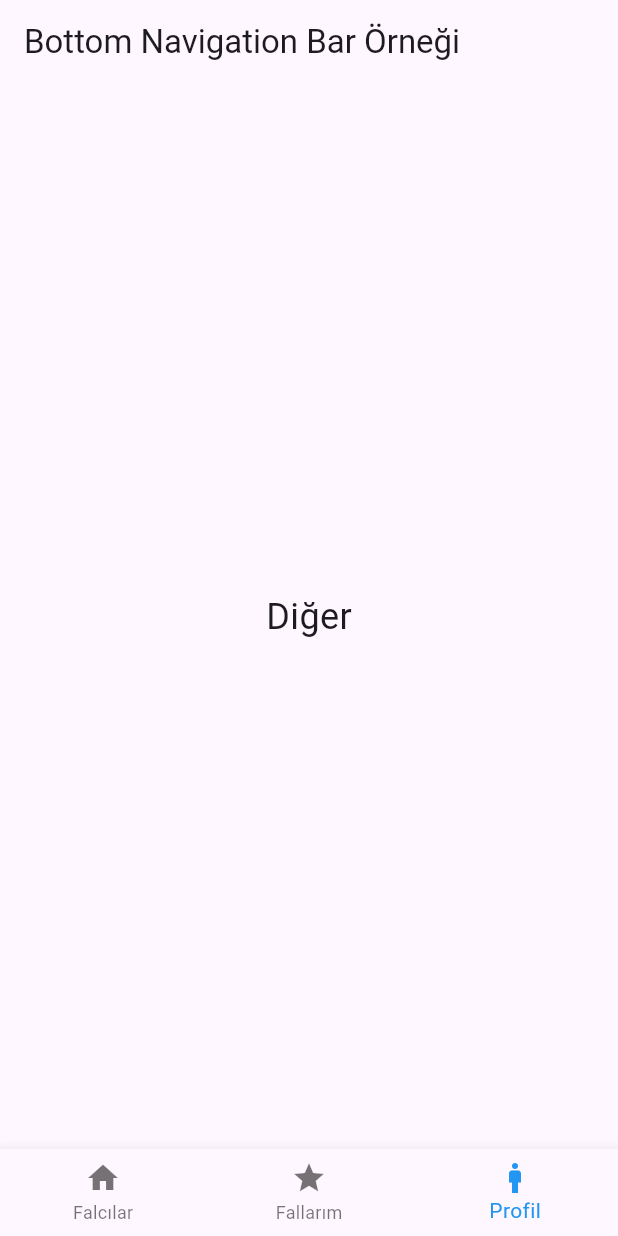
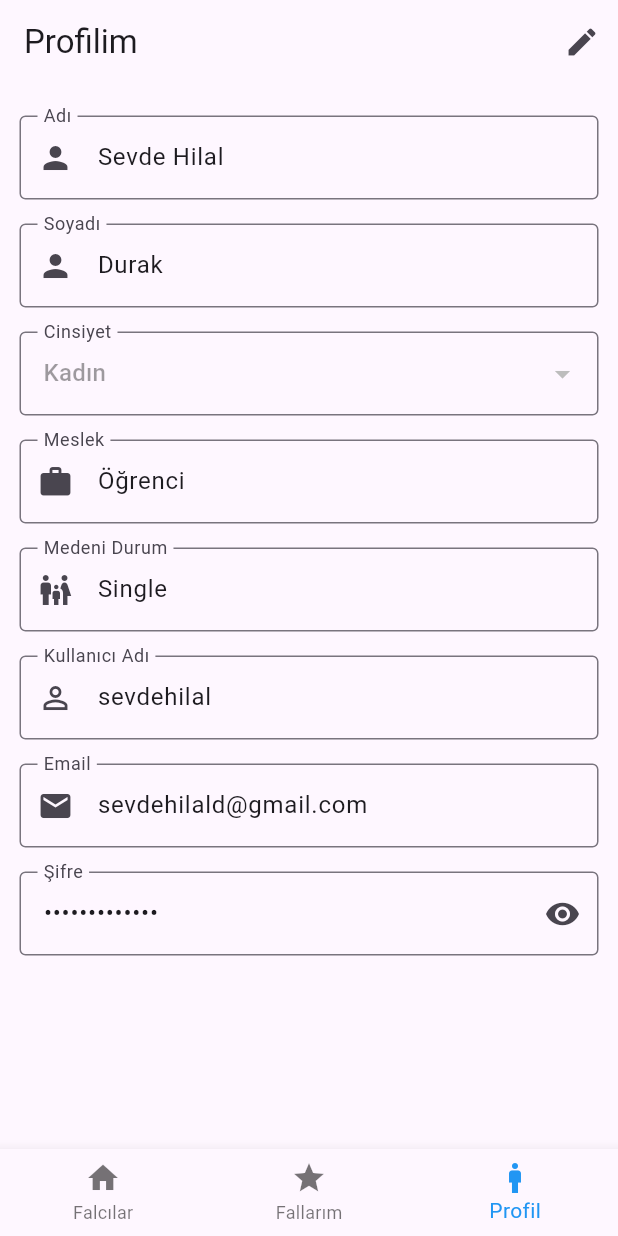
Before and after one commit to sevdehilal/divinitaion, a Flutter app: the CustomBottomNavigation screen opened directly, item 3 of the bottom bar chosen, on a phone screen of 412 x 824 dp. Run offline on Flutter 3.47's test engine with Material 3 defaults, Android fonts, the phone set to English and light mode, and no system bars; our stand-ins replace flutter_secure_storage; accounts and stored records are empty; network calls fail.

Commit message:
client profil page

```diff
--- /dev/null
+++ b/lib/Page/Client/client_profil_page.dart
@@ -0,0 +1,196 @@
+import 'package:flutter/material.dart';
+import 'package:divinitaion/Models/register_client.dart';
+import 'package:divinitaion/Services/service.dart';
+import 'package:divinitaion/Widgets/client_fortune_teller_card.dart';
+import 'package:divinitaion/Widgets/client_button_navigation.dart';
+import 'package:flutter/material.dart';
+import 'package:flutter_secure_storage/flutter_secure_storage.dart';
+
+class ClientProfilePage extends StatefulWidget {
+  final User user;
+
+  ClientProfilePage({required this.user});
+
+  @override
+  _ClientProfilePageState createState() => _ClientProfilePageState();
+}
+
+class _ClientProfilePageState extends State<ClientProfilePage> {
+  bool _obscurePassword = true;
+  final List<String> _genders = ['Erkek', 'Kadın', 'Diğer'];
+
+  void _togglePasswordVisibility() {
+    setState(() {
+      _obscurePassword = !_obscurePassword; // Şifre görünürlüğünü değiştir
+    });
+  }
+
+  bool _isEditing = false; // Düzenleme modunu kontrol eder
+  late TextEditingController _firstNameController;
+  late TextEditingController _lastNameController;
+  late TextEditingController _genderController;
+  late TextEditingController _occupationController;
+  late TextEditingController _maritalStatusController;
+  late TextEditingController _userNameController;
+  late TextEditingController _emailController;
+  late TextEditingController _passwordController;
+
+  @override
+  void initState() {
+    super.initState();
+    // Controller'lar için mevcut kullanıcı bilgilerini yükleme
+    _firstNameController = TextEditingController(text: widget.user.firstName);
+    _lastNameController = TextEditingController(text: widget.user.lastName);
+    _genderController = TextEditingController(text: widget.user.gender);
+    _occupationController = TextEditingController(text: widget.user.occupation);
+    _maritalStatusController =
+        TextEditingController(text: widget.user.maritalStatus);
+    _userNameController = TextEditingController(text: widget.user.userName);
+    _emailController = TextEditingController(text: widget.user.email);
+    _passwordController = TextEditingController(text: widget.user.password);
+  }
+
+  Widget _buildPasswordField(String label, TextEditingController controller) {
+    return Padding(
+      padding: const EdgeInsets.symmetric(vertical: 8.0),
+      child: TextFormField(
+        controller: controller,
+        readOnly: !_isEditing,
+        obscureText: _obscurePassword, // Şifreyi gizlemek için
+        decoration: InputDecoration(
+          labelText: label,
+          border: OutlineInputBorder(),
+          suffixIcon: IconButton(
+            icon: Icon(
+              _obscurePassword ? Icons.visibility : Icons.visibility_off,
+            ),
+            onPressed:
+                _togglePasswordVisibility, // Göz simgesine tıklandığında çağrılır
+          ),
+        ),
+      ),
+    );
+  }
+
+  @override
+  void dispose() {
+    // Controller'ları temizleme
+    _firstNameController.dispose();
+    _lastNameController.dispose();
+    _genderController.dispose();
+    _occupationController.dispose();
+    _maritalStatusController.dispose();
+    _userNameController.dispose();
+    _emailController.dispose();
+    _passwordController.dispose();
+    super.dispose();
+  }
+
+  void _toggleEdit() {
+    setState(() {
+      _isEditing = !_isEditing;
+    });
+  }
+
+  void _saveProfile() {
+    // Kaydetme işlemi
+    setState(() {
+      _isEditing = false;
+    });
+
+    // Güncellenmiş kullanıcı bilgilerini almak
+    final updatedUser = User(
+      firstName: _firstNameController.text,
+      lastName: _lastNameController.text,
+      gender: _genderController.text,
+      dateOfBirth: widget.user.dateOfBirth, // Doğum tarihini sabit tuttum
+      occupation: _occupationController.text,
+      maritalStatus: _maritalStatusController.text,
+      userName: _userNameController.text,
+      email: _emailController.text,
+      password: _passwordController.text, // Şifre düzenlenemez
+    );
+
+    print(updatedUser.toJson()); // Güncellenmiş kullanıcı bilgileri terminalde
+  }
+
+  @override
+  Widget build(BuildContext context) {
+    return Scaffold(
+      appBar: AppBar(
+        title: Text('Profilim'),
+        actions: [
+          IconButton(
+            icon: Icon(_isEditing ? Icons.save : Icons.edit),
+            onPressed: _isEditing ? _saveProfile : _toggleEdit,
+          ),
+        ],
+      ),
+      body: Padding(
+        padding: const EdgeInsets.all(13.0),
+        child: ListView(
+          children: [
+            _buildTextField('Adı', _firstNameController,
+                icon: Icon(Icons.person)),
+            _buildTextField('Soyadı', _lastNameController,
+                icon: Icon(Icons.person)),
+            _buildGenderDropdown(),
+            _buildTextField('Meslek', _occupationController,
+                icon: Icon(Icons.work)),
+            _buildTextField('Medeni Durum', _maritalStatusController,
+                icon: Icon(Icons.family_restroom)),
+            _buildTextField('Kullanıcı Adı', _userNameController,
+                icon: Icon(Icons.person_outline)),
+            _buildTextField('Email', _emailController, icon: Icon(Icons.email)),
+            _buildPasswordField('Şifre', _passwordController),
+          ],
+        ),
+      ),
+    );
+  }
+
+  Widget _buildGenderDropdown() {
+    return Padding(
+      padding: const EdgeInsets.symmetric(vertical: 8.0),
+      child: DropdownButtonFormField<String>(
+        value: _genderController.text.isEmpty ? null : _genderController.text,
+        items: _genders.map((String gender) {
+          return DropdownMenuItem<String>(
+            value: gender,
+            child: Text(gender),
+          );
+        }).toList(),
+        onChanged: _isEditing
+            ? (String? newValue) {
+                setState(() {
+                  _genderController.text = newValue!;
+                });
+              }
+            : null,
+        decoration: InputDecoration(
+          labelText: 'Cinsiyet',
+          border: OutlineInputBorder(),
+        ),
+      ),
+    );
+  }
+
+  Widget _buildTextField(String label, dynamic controller,
+      {bool isEditable = true, Icon? icon}) {
+    return Padding(
+      padding: const EdgeInsets.symmetric(vertical: 8.0),
+      child: TextFormField(
+        controller: controller is TextEditingController ? controller : null,
+        readOnly: !isEditable || !_isEditing,
+        decoration: InputDecoration(
+          labelText: label,
+          border: OutlineInputBorder(),
+          prefixIcon: icon,
+        ),
+        initialValue: controller is String
+            ? controller
+            : null, // Doğum tarihi gibi sabit değerler için
+      ),
+    );
+  }
+}
--- a/lib/Widgets/client_button_navigation.dart
+++ b/lib/Widgets/client_button_navigation.dart
@@ -1,5 +1,7 @@
 import 'package:divinitaion/Page/Client/client_fortune_teller_list.dart';
+import 'package:divinitaion/Page/Client/client_profil_page.dart';
 import 'package:flutter/material.dart';
+import 'package:divinitaion/Models/register_client.dart'; // User modelinizi içe aktardığınızdan emin olun.
 
 class CustomBottomNavigation extends StatefulWidget {
   @override
@@ -9,11 +11,26 @@ class CustomBottomNavigation extends StatefulWidget {
 class _CustomBottomNavigationState extends State<CustomBottomNavigation> {
   int _selectedIndex = 0;
 
-  static List<Widget> _pages = <Widget>[
-    ClientFortuneTellerList(), // Falcı listesi burada çağrılıyor
-    Center(child: Text('Fallarım', style: TextStyle(fontSize: 24))),
-    Center(child: Text('Diğer', style: TextStyle(fontSize: 24))),
-  ];
+  // Kullanıcı bilgilerini burada tanımlıyoruz
+  final User currentUser = User(
+    firstName: 'Sevde Hilal',
+    lastName: 'Durak',
+    gender: 'Kadın',
+    dateOfBirth: DateTime(1990, 1, 1),
+    occupation: 'Öğrenci',
+    maritalStatus: 'Single',
+    userName: 'sevdehilal',
+    email: 'sevdehilald@gmail.com',
+    password: 'Sevdehilal.02',
+  );
+
+  // Sayfa listesini burada tanımlıyoruz
+  List<Widget> get _pages => [
+        ClientFortuneTellerList(), // Falcı listesi burada çağrılıyor
+        Center(child: Text('Fallarım', style: TextStyle(fontSize: 24))),
+        ClientProfilePage(
+            user: currentUser), // currentUser'ı buraya geçiriyoruz
+      ];
 
   void _onItemTapped(int index) {
     setState(() {
@@ -24,10 +41,7 @@ class _CustomBottomNavigationState extends State<CustomBottomNavigation> {
   @override
   Widget build(BuildContext context) {
     return Scaffold(
-      appBar: AppBar(
-        title: Text('Bottom Navigation Bar Örneği'),
-      ),
-      body: _pages[_selectedIndex],
+      body: _pages[_selectedIndex], // Sayfa listesini burada kullanıyoruz
       bottomNavigationBar: BottomNavigationBar(
         items: const <BottomNavigationBarItem>[
           BottomNavigationBarItem(
--- a/lib/main.dart
+++ b/lib/main.dart
@@ -4,7 +4,10 @@ import 'package:flutter/material.dart';
 
 void main() {
   HttpOverrides.global = MyHttpOverrides();
-  runApp(MaterialApp(home: WelcomePage()));
+  runApp(MaterialApp(
+    home: WelcomePage(),
+    debugShowCheckedModeBanner: false,
+  ));
 }
 
 class MyHttpOverrides extends HttpOverrides {
```
